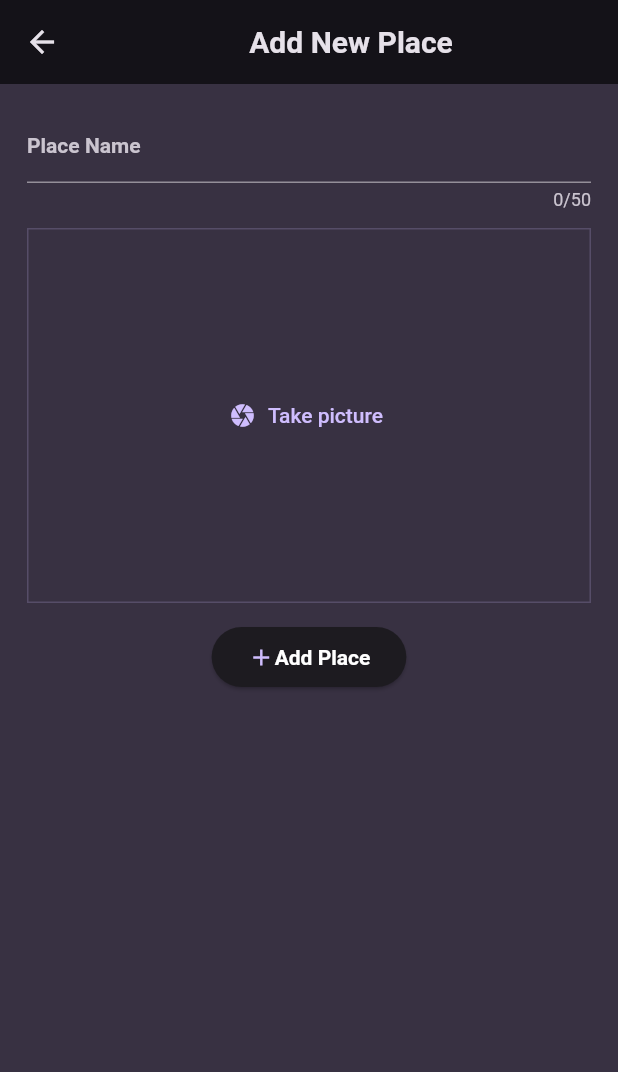
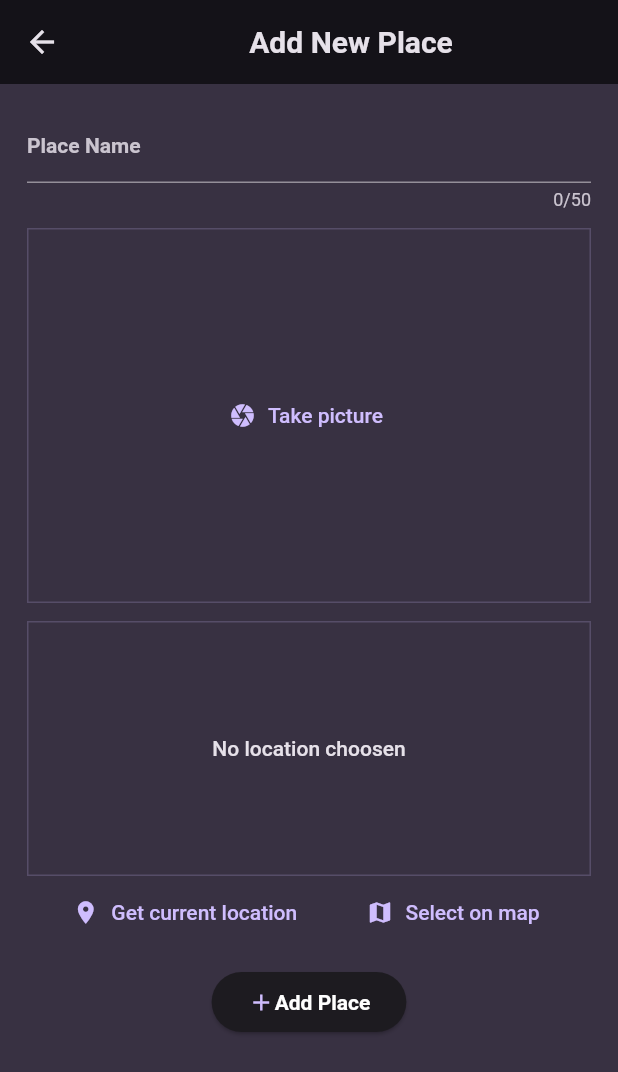
Before and after one commit to 1amSumit/your-places-flutter, a Flutter app: the screen it shows after launch, after a tap on the "add" icon, on a phone screen of 412 x 824 dp. Shown: the top 1072 px of the screen. Run offline on Flutter 3.47's test engine with Material 2 defaults, Android fonts, the phone set to English and light mode, and no system bars; our stand-ins replace flutter_riverpod, google_fonts, image_picker, location.

Commit message:
location using startde

```diff
--- a/lib/screens/add_place.dart
+++ b/lib/screens/add_place.dart
@@ -6,6 +6,7 @@ import 'package:services/main.dart';
 import 'package:services/models/place_model.dart';
 import 'package:services/provider/places_provider.dart';
 import 'package:services/widget/image_input.dart';
+import 'package:services/widget/location_widget.dart';
 
 class AddPlace extends ConsumerStatefulWidget {
   const AddPlace({super.key});
@@ -80,6 +81,10 @@ class _AddPlaceState extends ConsumerState<AddPlace> {
               const SizedBox(
                 height: 12,
               ),
+              const LocationInput(),
+              const SizedBox(
+                height: 12,
+              ),
               Row(
                 mainAxisAlignment: MainAxisAlignment.center,
                 children: [
--- a/lib/screens/places_screen.dart
+++ b/lib/screens/places_screen.dart
@@ -27,7 +27,7 @@ class _PlacesScreenState extends ConsumerState<PlacesScreen> {
 
     if (placesData.isNotEmpty) {
       content = Padding(
-        padding: EdgeInsets.all(10),
+        padding: const EdgeInsets.all(10),
         child: ListView.builder(
           itemCount: placesData.length,
           itemBuilder: (context, index) {
--- /dev/null
+++ b/lib/widget/location_widget.dart
@@ -0,0 +1,96 @@
+import "package:flutter/material.dart";
+import 'package:location/location.dart';
+
+class LocationInput extends StatefulWidget {
+  const LocationInput({super.key});
+
+  @override
+  State<LocationInput> createState() => _LocationInputState();
+}
+
+class _LocationInputState extends State<LocationInput> {
+  Location? _pickedLocation;
+  bool _isGettingLocation = false;
+
+  void getCurrentLocation() async {
+    Location location = Location();
+
+    bool serviceEnabled;
+    PermissionStatus permissionGranted;
+    LocationData locationData;
+
+    serviceEnabled = await location.serviceEnabled();
+    if (!serviceEnabled) {
+      serviceEnabled = await location.requestService();
+      if (!serviceEnabled) {
+        return;
+      }
+    }
+
+    permissionGranted = await location.hasPermission();
+    if (permissionGranted == PermissionStatus.denied) {
+      permissionGranted = await location.requestPermission();
+      if (permissionGranted != PermissionStatus.granted) {
+        return;
+      }
+    }
+
+    setState(() {
+      _isGettingLocation = true;
+    });
+
+    locationData = await location.getLocation();
+
+    setState(() {
+      _isGettingLocation = false;
+    });
+    print(locationData.latitude);
+    print(locationData.longitude);
+  }
+
+  @override
+  Widget build(BuildContext context) {
+    Widget previewContent = Text(
+      "No location choosen",
+      textAlign: TextAlign.center,
+      style: Theme.of(context)
+          .textTheme
+          .bodyLarge!
+          .copyWith(color: Theme.of(context).colorScheme.onBackground),
+    );
+
+    if (_isGettingLocation) {
+      previewContent = CircularProgressIndicator();
+    }
+    return Column(
+      children: [
+        Container(
+          height: 170,
+          width: double.infinity,
+          alignment: Alignment.center,
+          decoration: BoxDecoration(
+            border: Border.all(
+                width: 1,
+                color: Theme.of(context).colorScheme.primary.withOpacity(0.2)),
+          ),
+          child: previewContent,
+        ),
+        Row(
+          mainAxisAlignment: MainAxisAlignment.spaceEvenly,
+          children: [
+            TextButton.icon(
+              onPressed: () {},
+              icon: const Icon(Icons.location_on),
+              label: const Text("Get current location"),
+            ),
+            TextButton.icon(
+              onPressed: () {},
+              icon: const Icon(Icons.map),
+              label: const Text("Select on map"),
+            )
+          ],
+        ),
+      ],
+    );
+  }
+}
--- a/pubspec.yaml
+++ b/pubspec.yaml
@@ -39,6 +39,7 @@ dependencies:
   flutter_riverpod: ^2.4.5
   uuid: ^4.2.1
   image_picker: ^1.0.4
+  location: ^5.0.3
 
 dev_dependencies:
   flutter_test:
```
Also changed, not shown: pubspec.lock, 2 other files.
